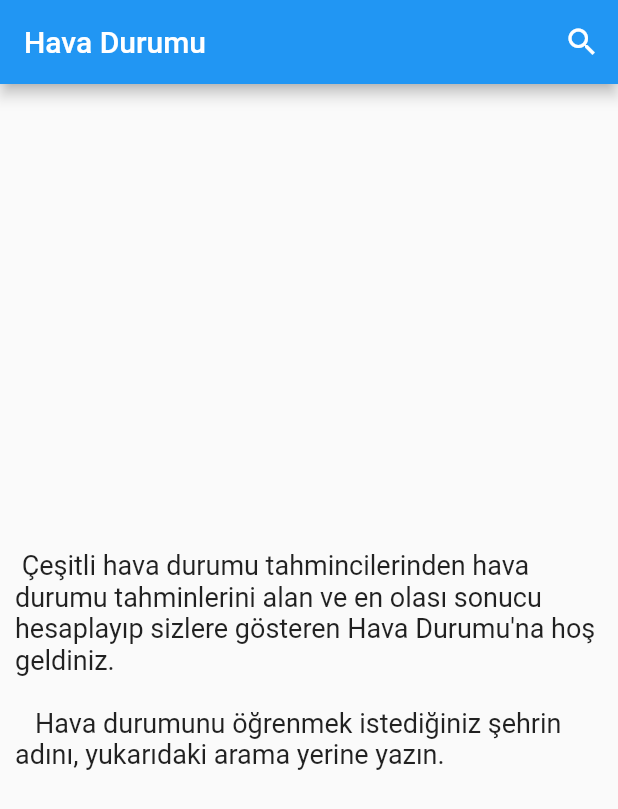
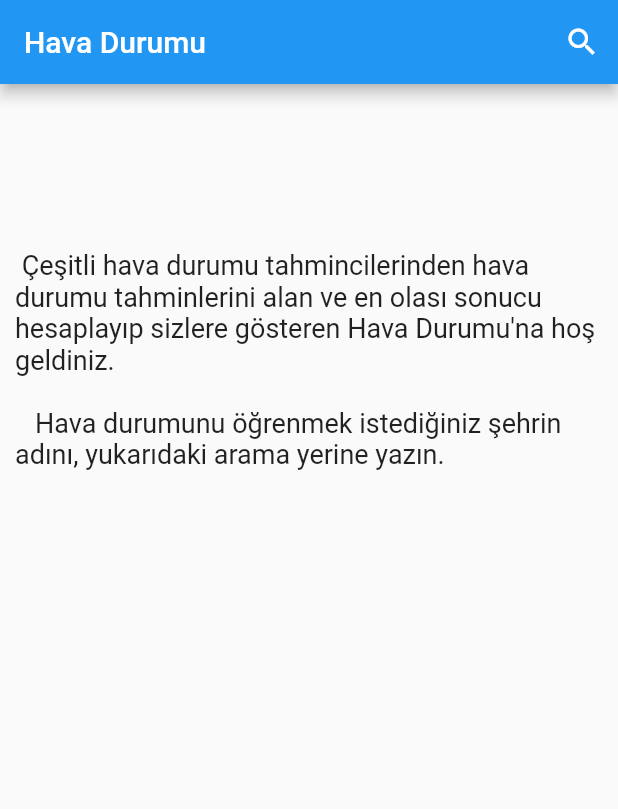
Before and after one commit to feyzagezerer/hava_durumu, a Flutter app: the screen it shows after launch, on a phone screen of 412 x 824 dp. Shown: the top 809 px of the screen. Run offline on Flutter 3.47's test engine with Material 2 defaults, Android fonts, the phone set to English and light mode, and no system bars; our stand-ins replace bloc, equatable, flutter_bloc, get_it.

Commit message:
bloc ve refresh bitti

```diff
--- a/lib/widget/weather_app.dart
+++ b/lib/widget/weather_app.dart
@@ -41,7 +41,7 @@ class WeatherApp extends StatelessWidget {
             if (state is WeatherInitial) {
               return Center(
                 child: Padding(
-                  padding: const EdgeInsets.all(10.0),
+                  padding: const EdgeInsets.fromLTRB(10.0, 0.0, 10.0, 400.0),
                   child: Text(
                     "\tÇeşitli hava durumu tahmincilerinden hava durumu tahminlerini alan ve en olası sonucu hesaplayıp sizlere gösteren Hava Durumu'na hoş geldiniz.\n\n \t "
                     "Hava durumunu öğrenmek istediğiniz şehrin adını, yukarıdaki arama yerine yazın.",
```
